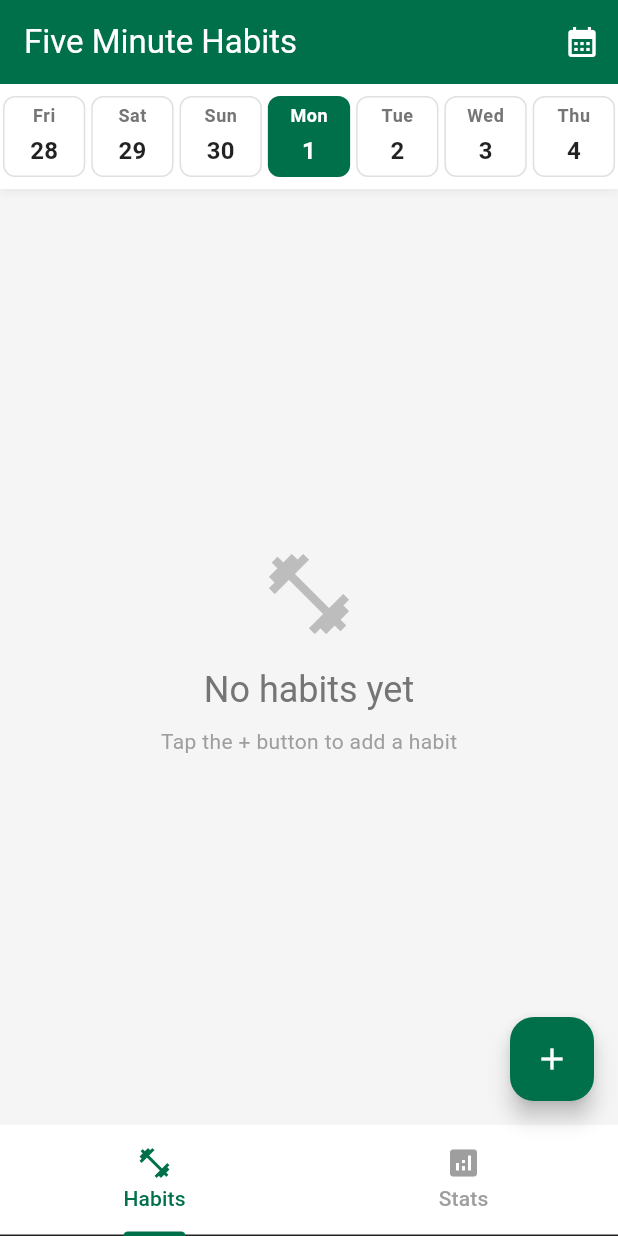
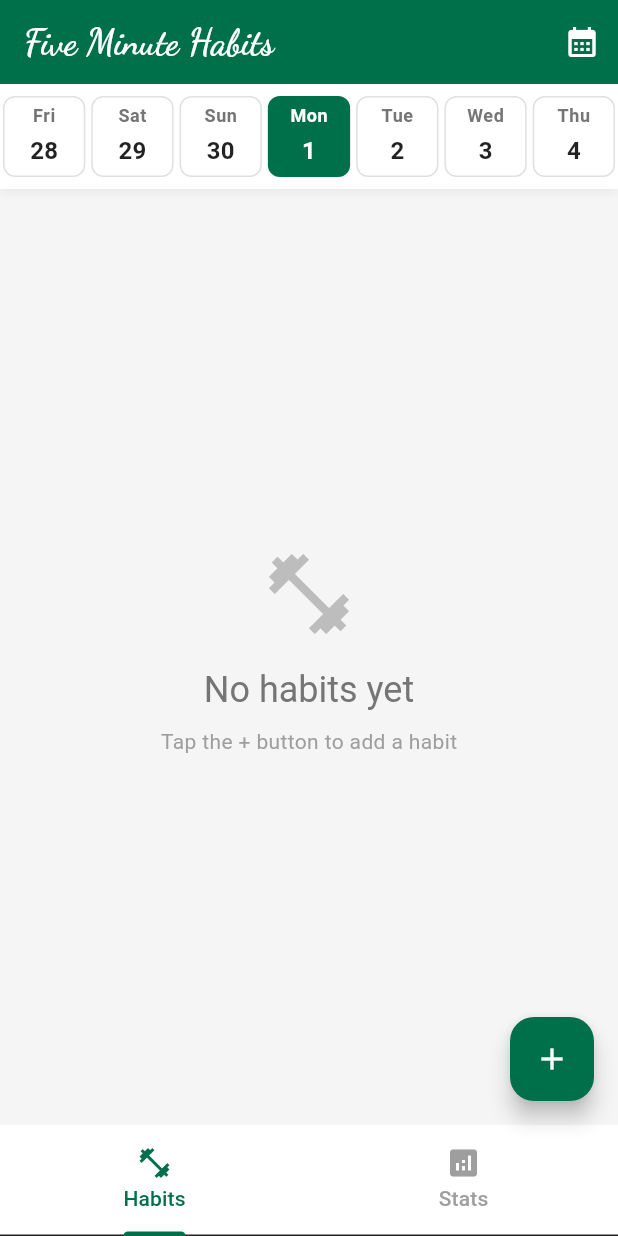
Before and after one commit to code-dio/five-minutes-habits, a Flutter app: the screen it shows after launch, on a phone screen of 412 x 824 dp. Run offline on Flutter 3.47's test engine with Material 3 defaults, Android fonts, the phone set to English and light mode, and no system bars; our stand-ins replace google_fonts.

Commit message:
modify the app title font with cursive one

```diff
--- a/lib/main.dart
+++ b/lib/main.dart
@@ -1,4 +1,5 @@
 import 'package:flutter/material.dart';
+import 'package:google_fonts/google_fonts.dart';
 import 'models/habit.dart';
 
 void main() {
@@ -299,7 +300,14 @@
     return Scaffold(
       appBar: AppBar(
         backgroundColor: Theme.of(context).colorScheme.primary,
-        title: const Text('Five Minute Habits'),
+        title: Text(
+          'Five Minute Habits',
+          style: GoogleFonts.dancingScript(
+            fontSize: 24,
+            fontWeight: FontWeight.bold,
+            color: Colors.white,
+          ),
+        ),
         elevation: 2,
         actions: [
           IconButton(
--- a/pubspec.yaml
+++ b/pubspec.yaml
@@ -34,6 +34,7 @@
   # The following adds the Cupertino Icons font to your application.
   # Use with the CupertinoIcons class for iOS style icons.
   cupertino_icons: ^1.0.8
+  google_fonts: ^6.1.0
 
 dev_dependencies:
   flutter_test:
```
Also changed, not shown: pubspec.lock, 7 other files.
